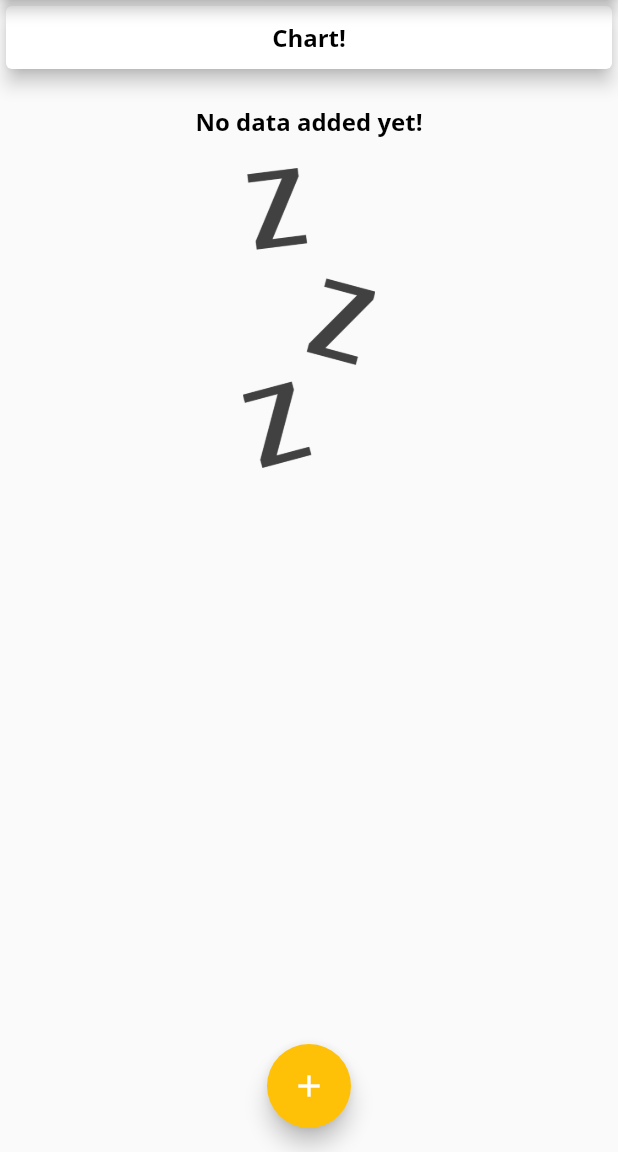
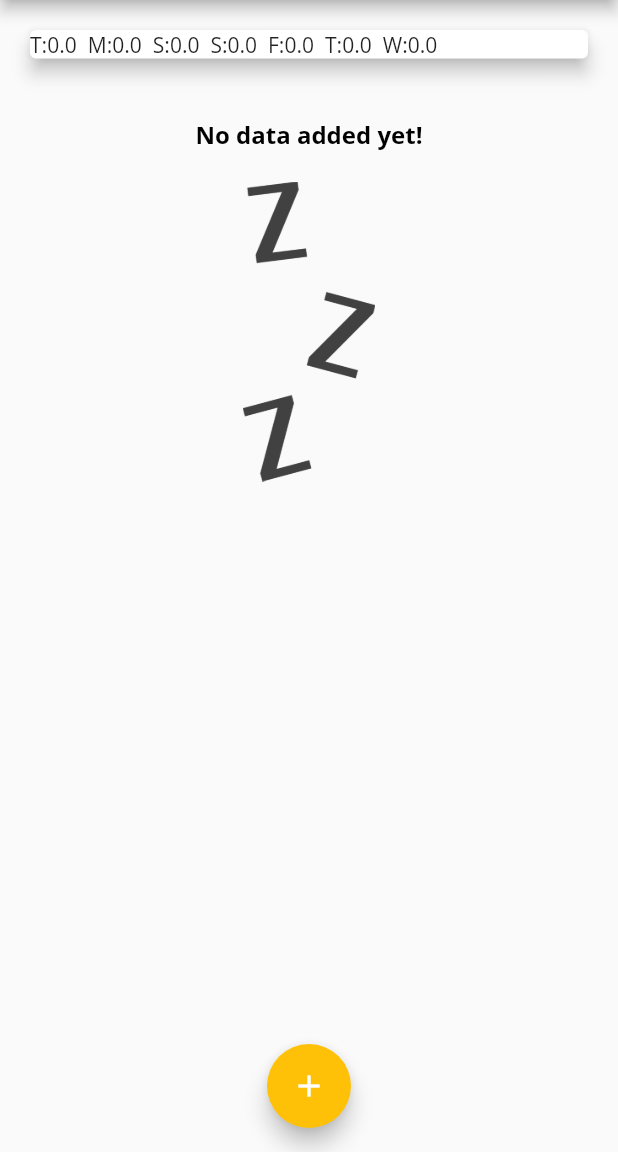
Before and after one commit to devraselhossen/Personal_Expanses_App, a Flutter app: the screen it shows after launch, on a phone screen of 412 x 824 dp, the part 84-1236 px from its top. Run offline on Flutter 3.47's test engine with Material 2 defaults, Android fonts, the light colour scheme and no system bars.

Commit message:
new commit

```diff
--- a/lib/home.dart
+++ b/lib/home.dart
@@ -1,10 +1,12 @@
 // ignore_for_file: prefer_const_constructors, sized_box_for_whitespace, avoid_unnecessary_containers, prefer_const_literals_to_create_immutables, deprecated_member_use
 
-import 'package:add_product_demo/widget/new_transaction.dart';
-import 'package:add_product_demo/widget/transaction_list.dart';
+
 import 'package:flutter/material.dart';
 
 import 'model/transaction.dart';
+import 'widget/chart.dart';
+import 'widget/new_transaction.dart';
+import 'widget/transaction_list.dart';
 
 class Home extends StatefulWidget {
   const Home({Key? key}) : super(key: key);
@@ -31,6 +33,12 @@ class _HomeState extends State<Home> {
     setState(() {
       _userTransactions.add(newTx);
     });
+  }
+
+  List<Transaction> get _recentTransactions{
+    return _userTransactions.where((tx) {
+      return tx.date.isAfter(DateTime.now().subtract(Duration(days: 7)));
+    }).toList();
   }
 
   void startAddNewTransaction(BuildContext ctx) {
@@ -61,18 +69,7 @@ class _HomeState extends State<Home> {
       body: Column(
               crossAxisAlignment: CrossAxisAlignment.stretch,
               children: [
-                Container(
-                  width: double.infinity,
-                  height: 50,
-                  child: Card(
-                    elevation: 5,
-                    child: Center(
-                        child: Text(
-                      "Chart!",
-                      style: Theme.of(context).textTheme.titleMedium,
-                    )),
-                  ),
-                ),
+                Chart(_recentTransactions),
                 TransactionList(_userTransactions)
               ],
             ),
--- /dev/null
+++ b/lib/widget/chart.dart
@@ -0,0 +1,43 @@
+import 'package:flutter/material.dart';
+import 'package:intl/intl.dart';
+
+import '../model/transaction.dart';
+
+class Chart extends StatelessWidget {
+  final List<Transaction> recentTransaction;
+
+  Chart(this.recentTransaction);
+
+  List<Map<String, Object>> get groupedTransactionValues {
+    return List.generate(
+      7,
+      (index) {
+        final weakDay = DateTime.now().subtract(Duration(days: index));
+        double totalSum = 0.0;
+
+        for (var i = 0; i < recentTransaction.length; i++) {
+          if (recentTransaction[i].date.day == weakDay.day &&
+              recentTransaction[i].date.month == weakDay.month &&
+              recentTransaction[i].date.year == weakDay.year) {
+            totalSum += recentTransaction[i].amount;
+          }
+        }
+        return {"day": DateFormat.E().format(weakDay).substring(0, 1), "amount": totalSum};
+      },
+    );
+  }
+
+  @override
+  Widget build(BuildContext context) {
+    print(groupedTransactionValues);
+    return Card(
+      elevation: 5,
+      margin: EdgeInsets.all(20),
+      child: Row(
+        children: groupedTransactionValues.map((value) {
+          return Text('${value['day']}:${value['amount']}'+"  ");
+        }).toList(),
+      ),
+    );
+  }
+}
```
